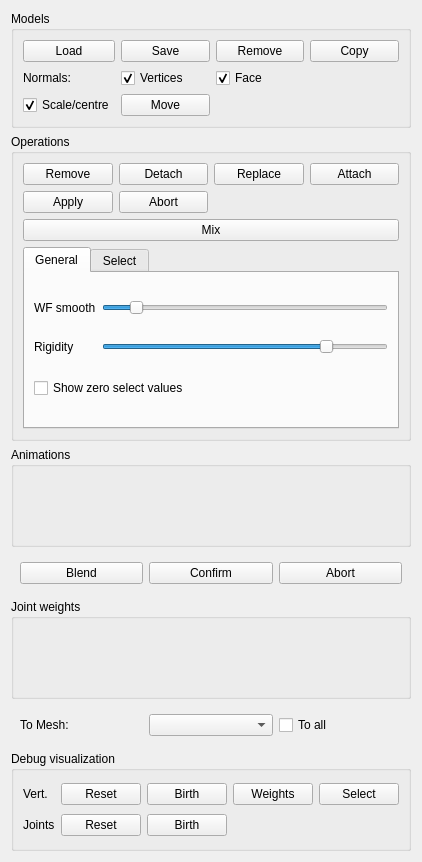
Old version of the form widgets/skinmixer_manager.ui in the repository stefanonuvoli/skinmixer.
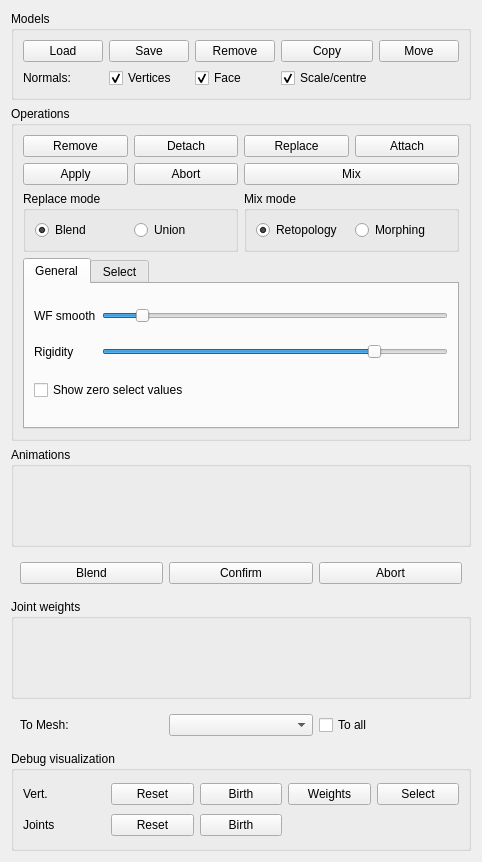
New version of the form.

Commit message: Fixed components deletion in attaching, various fixes, union replace, starting morphing definition

The edit to the form file:
```diff
--- a/widgets/skinmixer_manager.ui
+++ b/widgets/skinmixer_manager.ui
@@ -6,7 +6,7 @@
    <rect>
     <x>0</x>
     <y>0</y>
-    <width>382</width>
+    <width>466</width>
     <height>862</height>
    </rect>
   </property>
@@ -68,14 +68,7 @@
         </property>
        </widget>
       </item>
-      <item row="0" column="5">
-       <widget class="QPushButton" name="modelCopyButton">
-        <property name="text">
-         <string>Copy</string>
-        </property>
-       </widget>
-      </item>
-      <item row="3" column="1">
+      <item row="2" column="4">
        <widget class="QCheckBox" name="scaleOn1AndCenterCheckBox">
         <property name="text">
          <string>Scale/centre</string>
@@ -85,7 +78,14 @@
         </property>
        </widget>
       </item>
-      <item row="3" column="2">
+      <item row="0" column="4">
+       <widget class="QPushButton" name="modelCopyButton">
+        <property name="text">
+         <string>Copy</string>
+        </property>
+       </widget>
+      </item>
+      <item row="0" column="5">
        <widget class="QPushButton" name="modelMoveButton">
         <property name="text">
          <string>Move</string>
@@ -114,51 +114,13 @@
      </property>
      <layout class="QGridLayout" name="gridLayout_2">
       <item row="0" column="3">
-       <widget class="QPushButton" name="operationReplaceButton">
-        <property name="text">
-         <string>Replace</string>
-        </property>
-       </widget>
-      </item>
-      <item row="0" column="2">
-       <widget class="QPushButton" name="operationDetachButton">
-        <property name="text">
-         <string>Detach</string>
-        </property>
-       </widget>
-      </item>
-      <item row="5" column="1">
-       <widget class="QPushButton" name="operationApplyButton">
-        <property name="text">
-         <string>Apply</string>
-        </property>
-       </widget>
-      </item>
-      <item row="5" column="2">
-       <widget class="QPushButton" name="operationAbortButton">
-        <property name="text">
-         <string>Abort</string>
-        </property>
-       </widget>
-      </item>
-      <item row="0" column="1">
-       <widget class="QPushButton" name="operationRemoveButton">
-        <property name="text">
-         <string>Remove</string>
-        </property>
-        <property name="checked">
-         <bool>false</bool>
-        </property>
-       </widget>
-      </item>
-      <item row="0" column="4">
        <widget class="QPushButton" name="operationAttachButton">
         <property name="text">
          <string>Attach</string>
         </property>
        </widget>
       </item>
-      <item row="7" column="1" colspan="4">
+      <item row="10" column="0" colspan="4">
        <widget class="QTabWidget" name="parametersTabWidget">
         <property name="enabled">
          <bool>true</bool>
@@ -177,21 +139,7 @@
           <string>General</string>
          </attribute>
          <layout class="QGridLayout" name="gridLayout_5">
-          <item row="0" column="0">
-           <widget class="QLabel" name="functionSmoothingLabel">
-            <property name="text">
-             <string>WF smooth</string>
-            </property>
-           </widget>
-          </item>
-          <item row="1" column="0">
-           <widget class="QLabel" name="rigidityLabel">
-            <property name="text">
-             <string>Rigidity</string>
-            </property>
-           </widget>
-          </item>
-          <item row="1" column="1">
+          <item row="2" column="1">
            <widget class="QSlider" name="rigiditySlider">
             <property name="maximum">
              <number>100</number>
@@ -204,7 +152,7 @@
             </property>
            </widget>
           </item>
-          <item row="0" column="1">
+          <item row="1" column="1">
            <widget class="QSlider" name="functionSmoothingSlider">
             <property name="value">
              <number>10</number>
@@ -214,13 +162,27 @@
             </property>
            </widget>
           </item>
-          <item row="2" column="0" colspan="2">
+          <item row="3" column="0" colspan="2">
            <widget class="QCheckBox" name="showZeroCheckBox">
             <property name="text">
              <string>Show zero select values</string>
             </property>
            </widget>
           </item>
+          <item row="1" column="0">
+           <widget class="QLabel" name="functionSmoothingLabel">
+            <property name="text">
+             <string>WF smooth</string>
+            </property>
+           </widget>
+          </item>
+          <item row="2" column="0">
+           <widget class="QLabel" name="rigidityLabel">
+            <property name="text">
+             <string>Rigidity</string>
+            </property>
+           </widget>
+          </item>
          </layout>
         </widget>
         <widget class="QWidget" name="hardnessParametersPage">
@@ -306,13 +268,115 @@
         </widget>
        </widget>
       </item>
-      <item row="6" column="1" colspan="4">
+      <item row="2" column="2" colspan="2">
+       <widget class="QGroupBox" name="mixModeGroupBox">
+        <property name="title">
+         <string>Mix mode</string>
+        </property>
+        <layout class="QHBoxLayout" name="horizontalLayout_4">
+         <item>
+          <widget class="QRadioButton" name="mixModeRetopologyRadioBox">
+           <property name="text">
+            <string>Retopology</string>
+           </property>
+           <property name="checked">
+            <bool>true</bool>
+           </property>
+          </widget>
+         </item>
+         <item>
+          <widget class="QRadioButton" name="mixModeMorphingRadioBox">
+           <property name="text">
+            <string>Morphing</string>
+           </property>
+          </widget>
+         </item>
+        </layout>
+       </widget>
+      </item>
+      <item row="1" column="2" colspan="2">
        <widget class="QPushButton" name="mixButton">
+        <property name="sizePolicy">
+         <sizepolicy hsizetype="Minimum" vsizetype="Fixed">
+          <horstretch>0</horstretch>
+          <verstretch>0</verstretch>
+         </sizepolicy>
+        </property>
+        <property name="minimumSize">
+         <size>
+          <width>0</width>
+          <height>0</height>
+         </size>
+        </property>
         <property name="text">
          <string>Mix</string>
         </property>
        </widget>
       </item>
+      <item row="0" column="1">
+       <widget class="QPushButton" name="operationDetachButton">
+        <property name="text">
+         <string>Detach</string>
+        </property>
+       </widget>
+      </item>
+      <item row="1" column="0">
+       <widget class="QPushButton" name="operationApplyButton">
+        <property name="text">
+         <string>Apply</string>
+        </property>
+       </widget>
+      </item>
+      <item row="0" column="0">
+       <widget class="QPushButton" name="operationRemoveButton">
+        <property name="text">
+         <string>Remove</string>
+        </property>
+        <property name="checked">
+         <bool>false</bool>
+        </property>
+       </widget>
+      </item>
+      <item row="0" column="2">
+       <widget class="QPushButton" name="operationReplaceButton">
+        <property name="text">
+         <string>Replace</string>
+        </property>
+       </widget>
+      </item>
+      <item row="2" column="0" colspan="2">
+       <widget class="QGroupBox" name="replaceModeGroupBox">
+        <property name="title">
+         <string>Replace mode</string>
+        </property>
+        <layout class="QHBoxLayout" name="horizontalLayout">
+         <item>
+          <widget class="QRadioButton" name="replaceModeBlendRadioBox">
+           <property name="text">
+            <string>Blend</string>
+           </property>
+           <property name="checked">
+            <bool>true</bool>
+           </property>
+          </widget>
+         </item>
+         <item>
+          <widget class="QRadioButton" name="replaceModeUnionRadioBox">
+           <property name="text">
+            <string>Union</string>
+           </property>
+          </widget>
+         </item>
+        </layout>
+       </widget>
+      </item>
+      <item row="1" column="1">
+       <widget class="QPushButton" name="operationAbortButton">
+        <property name="text">
+         <string>Abort</string>
+        </property>
+       </widget>
+      </item>
      </layout>
     </widget>
    </item>
```
The commit also changes 14 other files.
